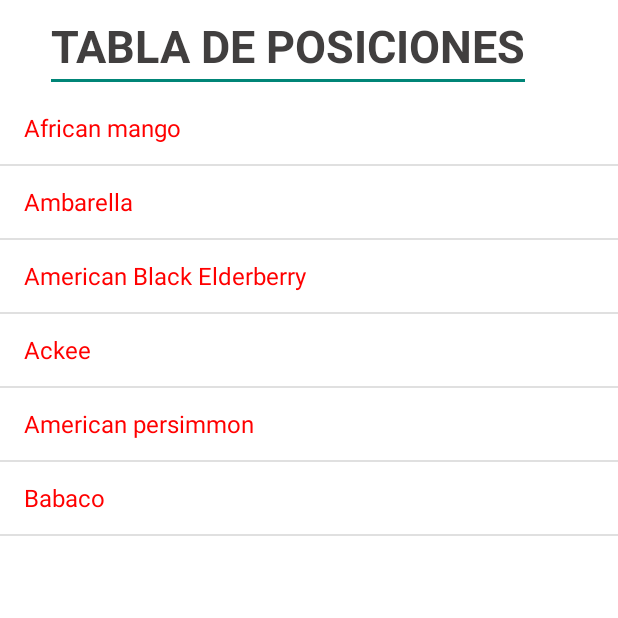
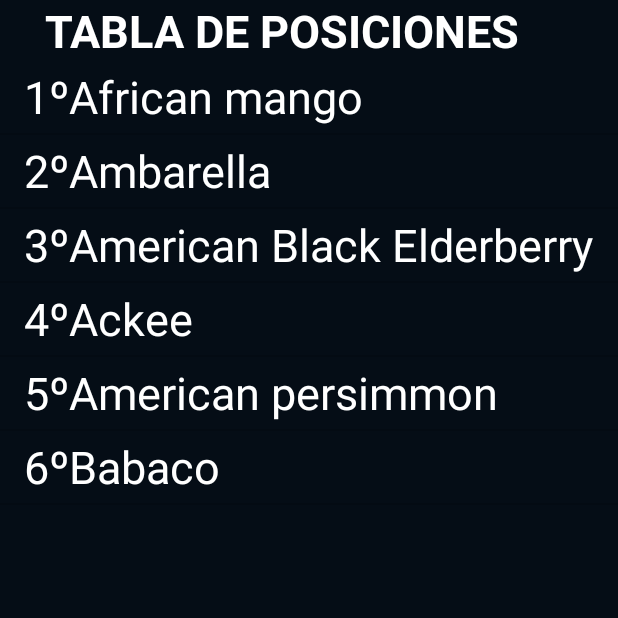
Before and after one commit to adrorodri/programacion3-pancake9.0, an Android app: the PosicionesActivity screen opened directly, with no data from a screen before it, on a phone screen of 412 x 824 dp, the top half of it. Run offline under Robolectric (Android 15) with nearby library versions, the phone set to English and light mode, and no system bars; our stand-ins replace Firebase (no records; nobody signed in at launch, a user with empty details on screens opened directly).

Commit message:
posiciones 2

```diff
--- a/app/src/main/java/com/example/andres/mundial/UI/PosicionesActivity.java
+++ b/app/src/main/java/com/example/andres/mundial/UI/PosicionesActivity.java
@@ -44,12 +44,12 @@ public class PosicionesActivity extends AppCompatActivity {
 
         // Initializing a new String Array
         String[] fruits = new String[]{
-                "African mango",
-                "Ambarella",
-                "American Black Elderberry",
-                "Ackee",
-                "American persimmon",
-                "Babaco"
+                "1º"+"African mango",
+                "2º"+"Ambarella",
+                "3º"+"American Black Elderberry",
+                "4º"+"Ackee",
+                "5º"+"American persimmon",
+                "6º"+"Babaco"
         };
 
         // Create a List from String Array elements
@@ -67,7 +67,8 @@ public class PosicionesActivity extends AppCompatActivity {
                 TextView tv = (TextView) view.findViewById(android.R.id.text1);
 
                 // Set the text color of TextView (ListView Item)
-                tv.setTextColor(Color.RED);
+                tv.setTextColor(Color.WHITE);
+                tv.setTextSize(30);
 
                 // Generate ListView Item using TextView
                 return view;
--- a/app/src/main/java/com/example/andres/mundial/UI/SignUpActivity.java
+++ b/app/src/main/java/com/example/andres/mundial/UI/SignUpActivity.java
@@ -113,10 +113,10 @@ public class SignUpActivity extends AppCompatActivity {
                     FirebaseUser firebaseUser = firebaseAuth.getCurrentUser();
                     firebaseUser.sendEmailVerification();
                     Usuario user = new Usuario( firebaseUser.getUid(),nameValue, 0);
-                    //databaseReference.child("Usuario").child(user.getId()).setValue(user);
+                    databaseReference.child("Usuario").child(user.getId()).setValue(user);
                     for(int j = 0; j<6;j++){
 
-                     // databaseReference.child("Usuario").child(user.getId()).child("Partidos").child("Partido"+j).setValue(new Partidos(Integer.MAX_VALUE,Integer.MAX_VALUE,"Egipto","Uruguay"));
+                      databaseReference.child("Usuario").child(user.getId()).child("Partidos").child("Partido"+j).setValue(new Partidos(Integer.MAX_VALUE,Integer.MAX_VALUE,"Egipto","Uruguay"));
                     };
 
                     if(firebaseUser.isEmailVerified()){
--- a/app/src/main/res/layout/activity_posiciones.xml
+++ b/app/src/main/res/layout/activity_posiciones.xml
@@ -4,7 +4,7 @@
     android:layout_width="match_parent"
     android:layout_height="match_parent"
     android:fitsSystemWindows="true"
-    android:background="@color/colorAccent"
+    android:background="@color/azulRusia"
     android:orientation="vertical"
     tools:context="com.example.andres.mundial.UI.UsuarioActivity">
 
@@ -12,10 +12,10 @@
         android:layout_width="wrap_content"
         android:layout_height="match_parent"
         android:orientation="vertical">
-        <EditText
+        <TextView
             android:layout_width="wrap_content"
             android:layout_height="wrap_content"
-            android:textColor="@color/colorNegro"
+            android:textColor="@color/colorAccent"
             android:text="TABLA DE POSICIONES"
             android:layout_marginStart="30dp"
             android:textStyle="bold"
```
